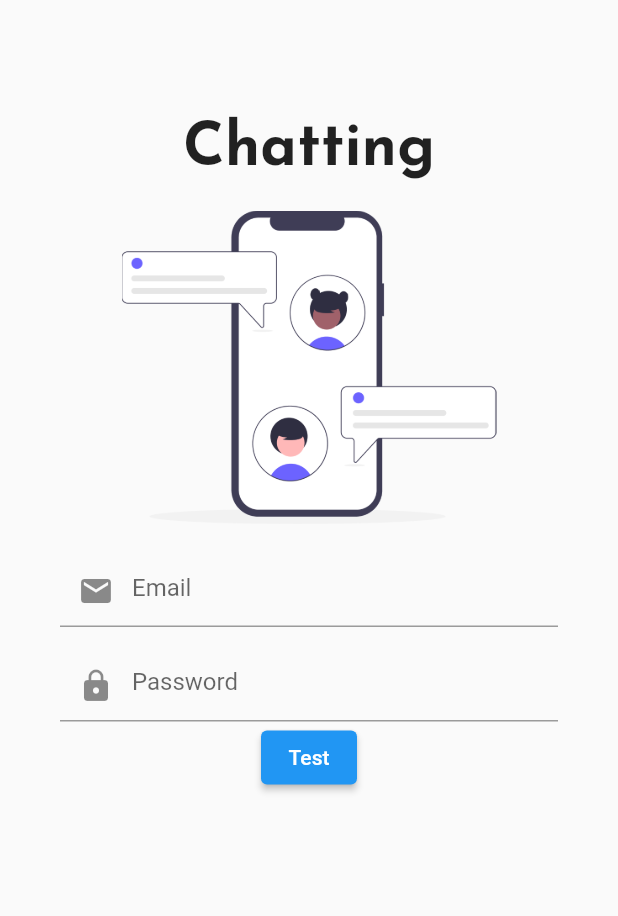
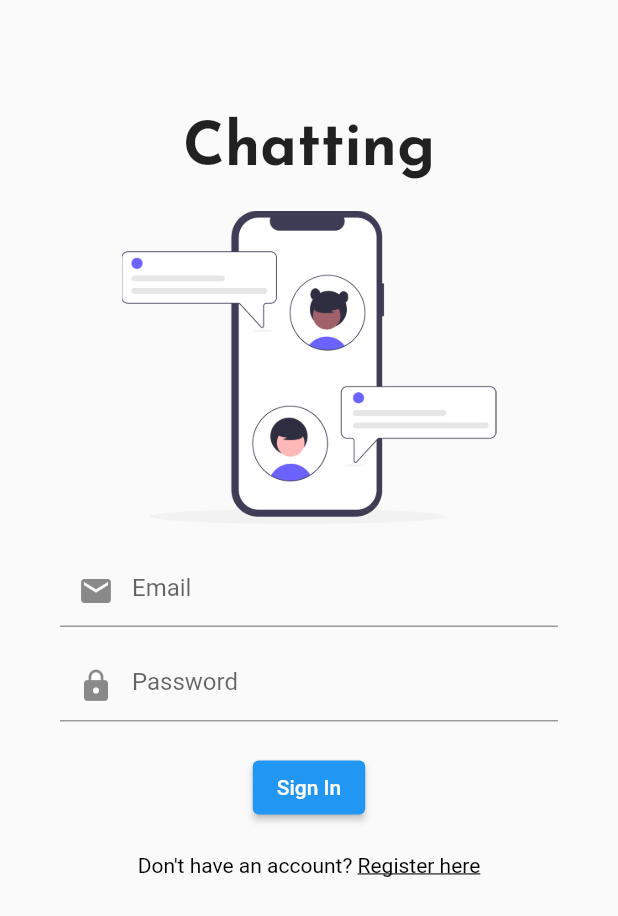
Before and after one commit to Tawanhua/chatting, a Flutter app: the screen it shows after launch, on a phone screen of 412 x 824 dp. Shown: the top 916 px of the screen. Run offline on Flutter 3.47's test engine with Material 2 defaults, Android fonts, the light colour scheme and no system bars; our stand-ins replace cloud_firestore, firebase_auth, firebase_core, google_fonts, shared_preferences; accounts and stored records are empty.

Commit message:
save user info state and login

```diff
--- a/lib/pages/auth/login_page.dart
+++ b/lib/pages/auth/login_page.dart
@@ -1,3 +1,12 @@
+import 'package:chatting/helper/helper_function.dart';
+import 'package:chatting/pages/auth/register_page.dart';
+import 'package:chatting/pages/home_page.dart';
+import 'package:chatting/service/auth_service.dart';
+import 'package:chatting/service/database_service.dart';
+import 'package:chatting/widgets/widgets.dart';
+import 'package:cloud_firestore/cloud_firestore.dart';
+import 'package:firebase_auth/firebase_auth.dart';
+import 'package:flutter/gestures.dart';
 import 'package:flutter/material.dart';
 import 'package:google_fonts/google_fonts.dart';
 
@@ -9,16 +18,24 @@ class LoginPage extends StatefulWidget {
 }
 
 class _LoginPageState extends State<LoginPage> {
+  AuthService authService = AuthService();
   final formKey = GlobalKey<FormState>();
   String email = '';
   String password = '';
+  bool _isLoading = false;
 
   @override
   Widget build(BuildContext context) {
     return Scaffold(
-      body: SingleChildScrollView(
+      body: _isLoading
+          ? Center(
+              child: CircularProgressIndicator(
+                  color: Theme.of(context).primaryColor),
+            )
+          : SingleChildScrollView(
               child: Padding(
-          padding: const EdgeInsets.symmetric(horizontal: 40, vertical: 80),
+                padding:
+                    const EdgeInsets.symmetric(horizontal: 40, vertical: 80),
                 child: Form(
                   key: formKey,
                   child: Column(
@@ -39,7 +56,8 @@ class _LoginPageState extends State<LoginPage> {
                         decoration: const BoxDecoration(
                           image: DecorationImage(
                             image: AssetImage('assets/logo.png'),
-                  )),
+                          ),
+                        ),
                       ),
                       TextFormField(
                         decoration: const InputDecoration(
@@ -79,12 +97,39 @@ class _LoginPageState extends State<LoginPage> {
                           }
                         },
                       ),
+                      const SizedBox(
+                        height: 20,
+                      ),
                       ElevatedButton(
                         onPressed: () {
                           login();
                         },
-                  child: const Text('Test'),
-                )
+                        child: const Text(
+                          'Sign In',
+                          style: TextStyle(color: Colors.white),
+                        ),
+                      ),
+                      const SizedBox(
+                        height: 20,
+                      ),
+                      Text.rich(
+                        TextSpan(
+                          text: 'Don\'t have an account? ',
+                          children: [
+                            TextSpan(
+                                text: 'Register here',
+                                style: const TextStyle(
+                                    color: Colors.black,
+                                    decoration: TextDecoration.underline),
+                                recognizer: TapGestureRecognizer()
+                                  ..onTap = () {
+                                    nextScreen(context, const RegisterPage());
+                                  }),
+                          ],
+                          style: const TextStyle(
+                              color: Colors.black, fontSize: 14),
+                        ),
+                      ),
                     ],
                   ),
                 ),
@@ -93,8 +138,28 @@ class _LoginPageState extends State<LoginPage> {
     );
   }
 
-  login() {
-    if (formKey.currentState!.validate()) {}
+  login() async {
+    if (formKey.currentState!.validate()) {
+      setState(() {
+        _isLoading = true;
+      });
+      await authService
+          .loginWithUserNameandPassword(email, password)
+          .then((value) async {
+        if (value == true) {
+          QuerySnapshot snapshot =
+              await DatabaseService(uid: FirebaseAuth.instance.currentUser!.uid)
+                  .gettingUserData(email);
+          await HelperFunctions.saveUserLoggedInStatus(true);
+          await HelperFunctions.saveUserEmailSF(email);
+          await HelperFunctions.saveUserNameSF(snapshot.docs[0]['fullName']);
+          nextScreenReplace(context, const HomePage());
+        } else {
+          showSnackbar(context, Colors.red, value);
+          _isLoading = false;
+        }
+      });
+    }
   }
 }
 
```
Lines whose indentation alone changed are shown as unchanged.
